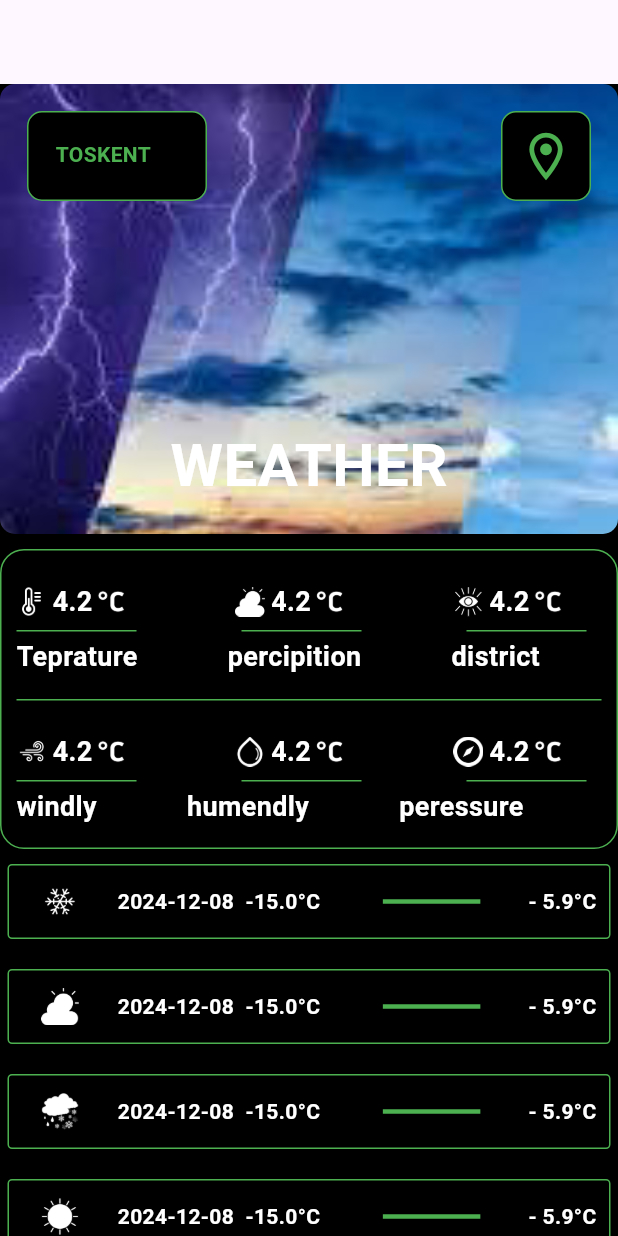
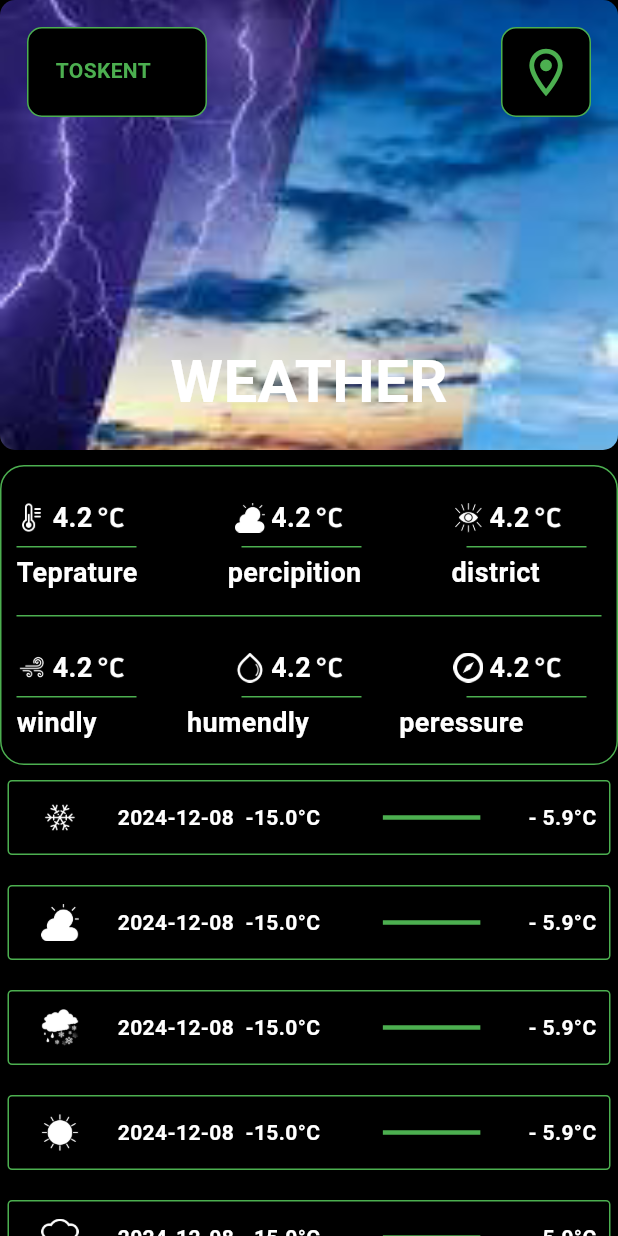
Before and after one commit to akhrorovv/weither, a Flutter app: the screen it shows after launch, after a tap on "TOSKENT", on a phone screen of 412 x 824 dp. Run offline on Flutter 3.47's test engine with Material 3 defaults, Android fonts, the phone set to English and light mode, and no system bars; our stand-ins replace logger, modal_bottom_sheet; missing offline and left inert: http_interceptor.

```diff
--- a/lib/pages/home_page.dart
+++ b/lib/pages/home_page.dart
@@ -40,9 +40,6 @@ class _HomePageState extends State<HomePage> {
   @override
   Widget build(BuildContext context) {
     return Scaffold(
-        appBar: AppBar(
-          title: Text(result?.location?.name ?? ""),
-        ),
         backgroundColor: Colors.black,
         body: Container(
           child: SingleChildScrollView(
@@ -64,7 +61,7 @@ class _HomePageState extends State<HomePage> {
                     children: [
                       IconButton(
                         onPressed: () {
-                          getResponseList();
+
                         },
                         icon: Container(
                           margin: EdgeInsets.all(10),
```
